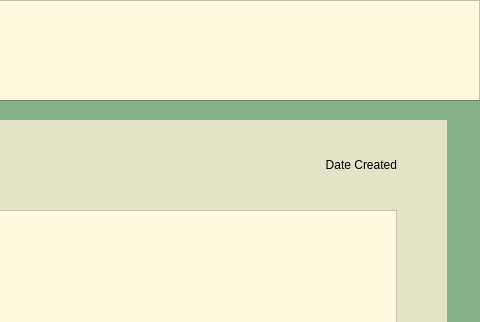
Old version of the form note_window.ui in the repository The-name-FPGN-is-already-taken/NoteMe; both pictures show x 544 to 1024 and y 0 to 322 of the 1024 by 640 pixel window.
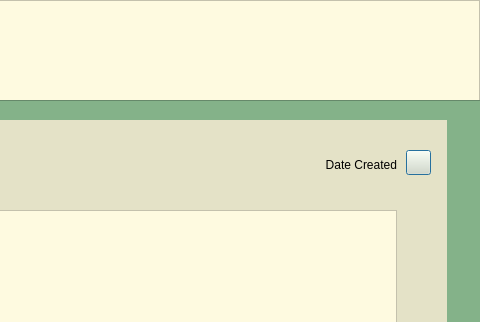
New version of the form. Icons and pictures are not drawn.

Commit message: add sort button

```diff
--- a/note_window.ui
+++ b/note_window.ui
@@ -276,6 +276,42 @@
        <string notr="true">background-color: rgb(254, 250, 224);</string>
       </property>
      </widget>
+     <widget class="QPushButton" name="sortButton">
+      <property name="geometry">
+       <rect>
+        <x>830</x>
+        <y>30</y>
+        <width>25</width>
+        <height>25</height>
+       </rect>
+      </property>
+      <property name="maximumSize">
+       <size>
+        <width>40</width>
+        <height>40</height>
+       </size>
+      </property>
+      <property name="cursor">
+       <cursorShape>PointingHandCursor</cursorShape>
+      </property>
+      <property name="styleSheet">
+       <string notr="true">image: url(D:/NotaProject/pics/sort.png);
+      
+
+QPushButton#sortButton{
+   background-color:rgb(255, 255, 244);
+	border-radius: 20px;
+}
+
+QPushButton:hover#sortButton{
+   background-color: rgb(255, 255, 244);
+	border-radius: 20px;
+}</string>
+      </property>
+      <property name="text">
+       <string/>
+      </property>
+     </widget>
     </widget>
    </widget>
    <widget class="QFrame" name="leftBar">
```
The commit also changes 6 other files.
